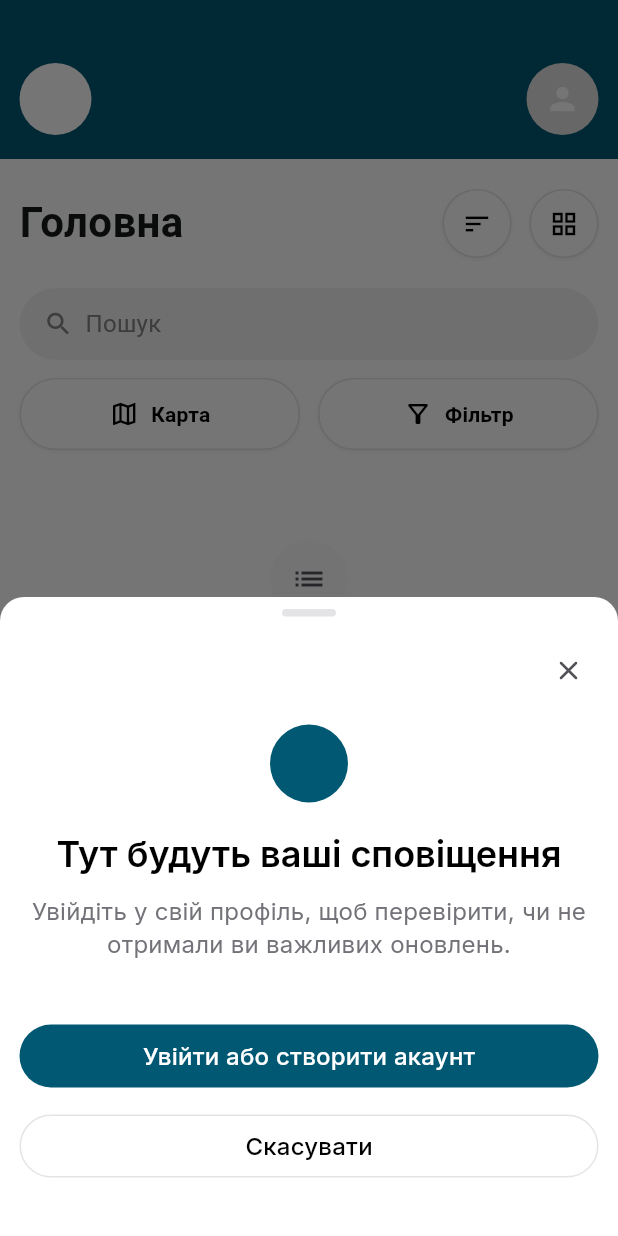
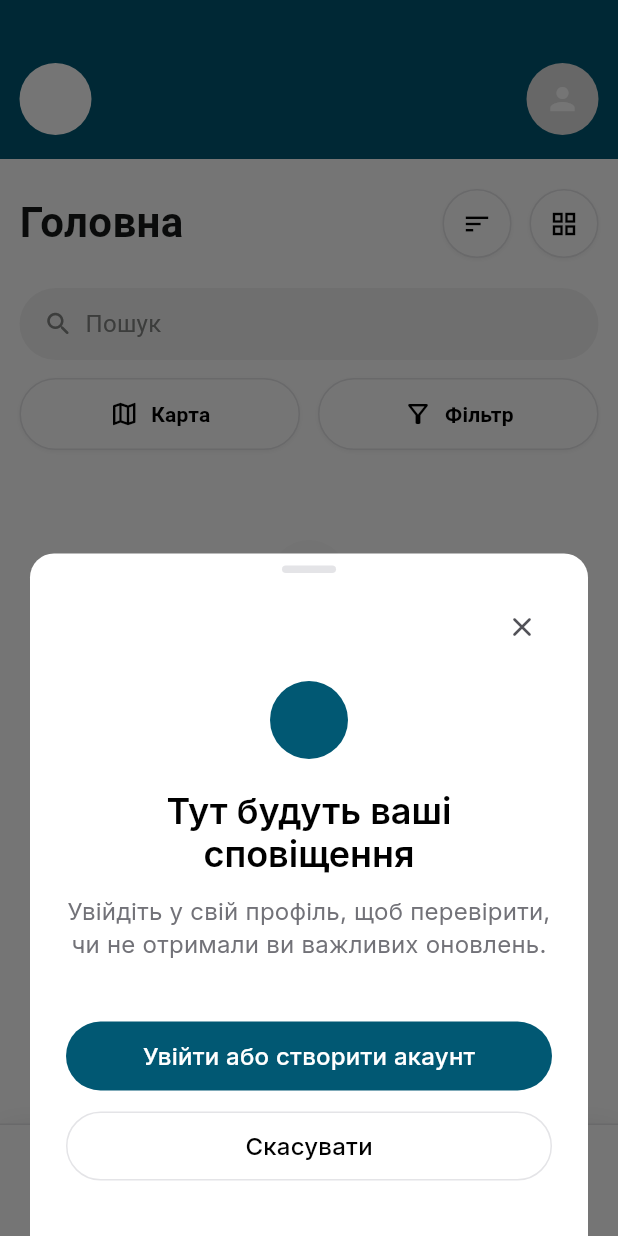
Before and after one commit to chizmodiy/olxclone, a Flutter app: the screen it shows after launch, on a phone screen of 412 x 824 dp. Run offline on Flutter 3.47's test engine with Material 3 defaults, Android fonts, the phone set to English and light mode, and no system bars; our stand-ins replace cached_network_image, flutter_map, flutter_svg, font_awesome_flutter, geolocator, google_fonts and 3 more; missing offline and left inert: algoliasearch, flutter_map_marker_cluster; accounts and stored records are empty.

Commit message:
refactor: оновлено стиль та відступи в AuthBottomSheet та BlockedUserBottomSheet
- Змінено відступи та маргін для контейнерів, що покращує візуальне сприйняття.
- Оновлено відступи кнопок для підвищення зручності використання.

```diff
--- a/lib/widgets/auth_bottom_sheet.dart
+++ b/lib/widgets/auth_bottom_sheet.dart
@@ -16,8 +16,8 @@ class AuthBottomSheet extends StatelessWidget {
   @override
   Widget build(BuildContext context) {
     return Container(
-      width: double.infinity,
-      padding: const EdgeInsets.fromLTRB(13, 8, 13, 36),
+      margin: const EdgeInsets.symmetric(horizontal: 20),
+      padding: const EdgeInsets.fromLTRB(24, 8, 24, 36),
       decoration: const BoxDecoration(
         color: Colors.white,
         borderRadius: BorderRadius.only(
@@ -111,7 +111,7 @@ class AuthBottomSheet extends StatelessWidget {
                     shape: RoundedRectangleBorder(
                       borderRadius: BorderRadius.circular(200),
                     ),
-                    padding: const EdgeInsets.symmetric(horizontal: 18, vertical: 10),
+                    padding: const EdgeInsets.symmetric(horizontal: 24, vertical: 12),
                     elevation: 0,
                     shadowColor: const Color.fromRGBO(16, 24, 40, 0.05),
                   ),
@@ -136,7 +136,7 @@ class AuthBottomSheet extends StatelessWidget {
                     shape: RoundedRectangleBorder(
                       borderRadius: BorderRadius.circular(200),
                     ),
-                    padding: const EdgeInsets.symmetric(horizontal: 18, vertical: 10),
+                    padding: const EdgeInsets.symmetric(horizontal: 24, vertical: 12),
                     elevation: 0,
                     shadowColor: const Color.fromRGBO(16, 24, 40, 0.05),
                   ),
```
Also changed, not shown: lib/widgets/blocked_user_bottom_sheet.dart (+4 -4 lines).
